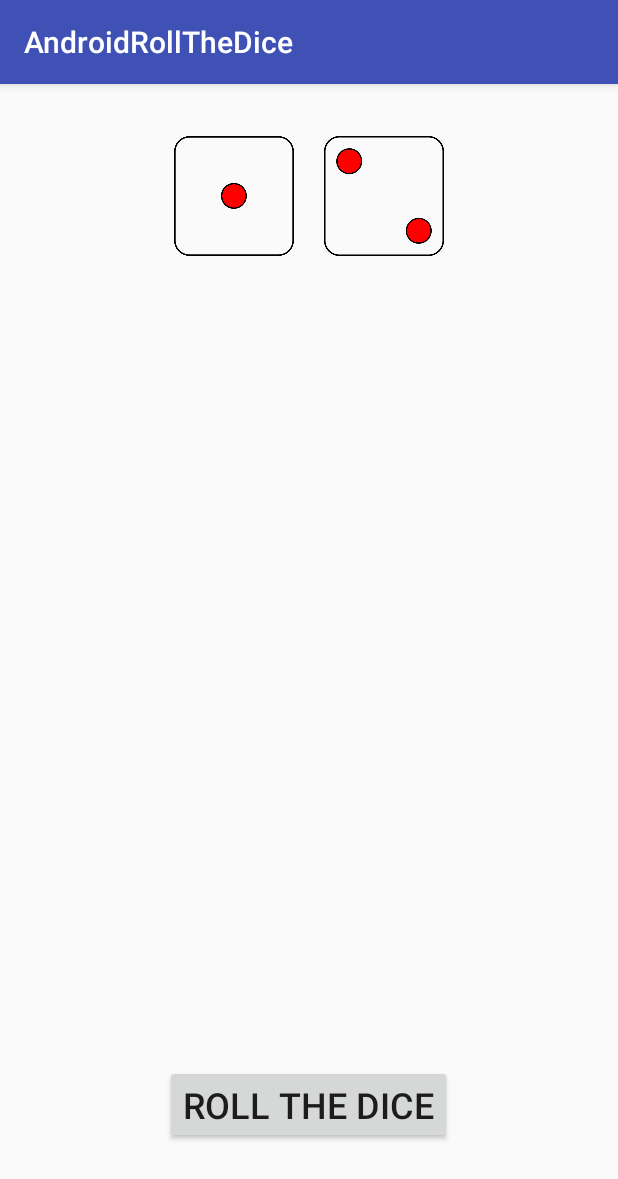
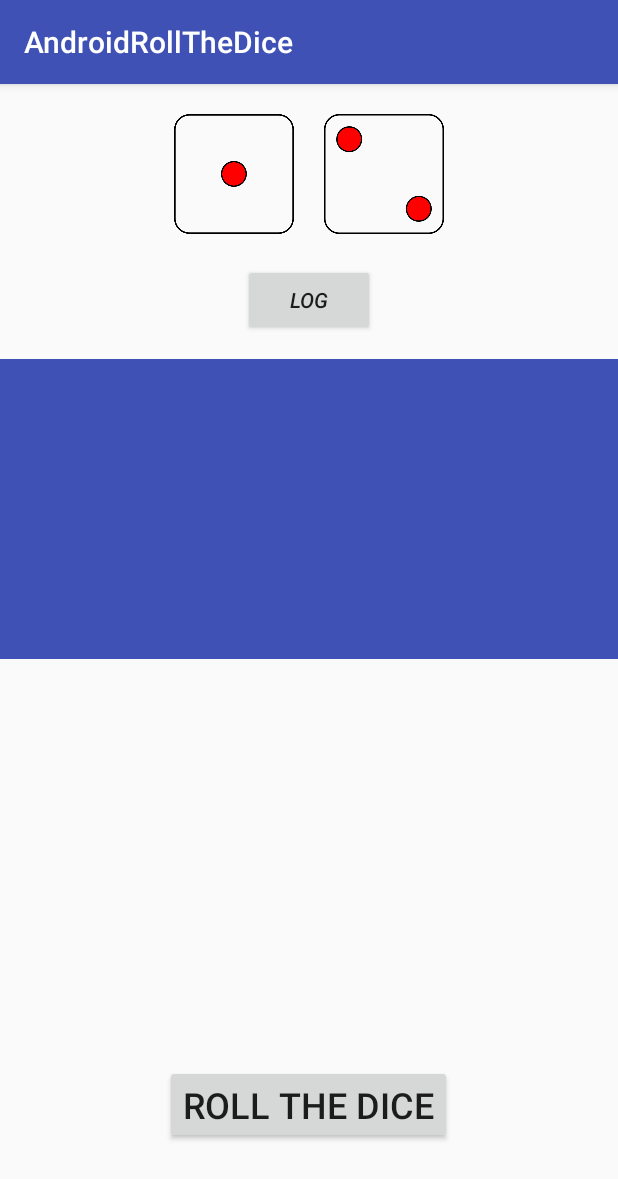
Before and after one commit to Sk0vgaard/AndroidRollTheDice, an Android app: the screen it shows after launch (MainActivity), on a phone screen of 412 x 824 dp. Shown: the top 1179 px of the screen. Run offline under Robolectric (Android 15) with nearby library versions, the phone set to English and light mode, and no system bars; 1 statement that could not run was skipped.

Commit message:
Refactor + setup for imgView.

```diff
--- a/app/src/main/java/com/example/skovgaard/androidrollthedice/MainActivity.java
+++ b/app/src/main/java/com/example/skovgaard/androidrollthedice/MainActivity.java
@@ -1,6 +1,7 @@
 package com.example.skovgaard.androidrollthedice;
 
 import android.content.Context;
+import android.graphics.Bitmap;
 import android.hardware.Sensor;
 import android.hardware.SensorEvent;
 import android.hardware.SensorEventListener;
@@ -12,16 +13,21 @@ import android.view.View;
 import android.view.animation.Animation;
 import android.view.animation.AnimationUtils;
 import android.widget.Button;
+import android.widget.Gallery;
 import android.widget.ImageView;
+import android.widget.ListView;
 import android.widget.Toast;
+import android.widget.Toolbar;
 
 import java.util.Random;
 
 public class MainActivity extends AppCompatActivity {
 
 
-    private Button rollDiceBtn;
+    private Button rollDiceBtn, logBtn;
     private ImageView dice1, dice2;
+    private ListView mListView;
+    private Toolbar mToolbar;
 
     private static final Random RANDOM = new Random();
 
@@ -40,16 +46,21 @@ public class MainActivity extends AppCompatActivity {
         super.onCreate(savedInstanceState);
         setContentView(R.layout.activity_main);
 
+        //XML
         rollDiceBtn = findViewById(R.id.rollDiceBtn);
+        logBtn = findViewById(R.id.logBtn);
         dice1 = findViewById(R.id.dice1);
         dice2 = findViewById(R.id.dice2);
+        mToolbar = findViewById(R.id.toolbar);
+        mListView = findViewById(R.id.diceLog);
 
+
+        //Sensor
         mSensorManager = (SensorManager) getSystemService(Context.SENSOR_SERVICE);
         mSensorManager.registerListener(mSensorListener, mSensorManager.getDefaultSensor(Sensor.TYPE_ACCELEROMETER), SensorManager.SENSOR_DELAY_NORMAL);
         mAccel = 0.00f;
         mAccelCurrent = SensorManager.GRAVITY_EARTH;
         mAccelLast = SensorManager.GRAVITY_EARTH;
-
         vibrator = (Vibrator) this.getSystemService(Context.VIBRATOR_SERVICE);
 
         rollDiceBtn.setOnClickListener(new View.OnClickListener() {
@@ -59,7 +70,17 @@ public class MainActivity extends AppCompatActivity {
             }
         });
 
+        logBtn.setOnClickListener(new View.OnClickListener() {
+            @Override
+            public void onClick(View view) {
+
+
+            }
+        });
+
     }
+
+
 
 
 
--- a/app/src/main/res/layout/activity_main.xml
+++ b/app/src/main/res/layout/activity_main.xml
@@ -8,11 +8,12 @@
     tools:context="com.example.skovgaard.androidrollthedice.MainActivity">
 
     <LinearLayout
-        android:layout_width="match_parent"
-        android:layout_height="130dp"
+        android:id="@+id/diceView"
+        android:layout_width="220dp"
+        android:layout_height="120dp"
         android:layout_centerHorizontal="true"
-        android:layout_marginTop="10dp"
         android:gravity="center"
+        android:scaleType="fitCenter"
         android:orientation="horizontal">
 
         <ImageView
@@ -41,4 +42,34 @@
         android:textAlignment="center"
         android:textSize="24sp" />
 
+    <Button
+        android:id="@+id/logBtn"
+        android:layout_width="wrap_content"
+        android:layout_height="wrap_content"
+        android:layout_below="@+id/diceView"
+        android:layout_centerHorizontal="true"
+        android:text="Log"
+        android:textAlignment="center"
+        android:textSize="14sp"
+        android:textStyle="italic" />
+
+    <android.support.v7.widget.Toolbar
+        android:id="@+id/toolbar"
+        android:layout_width="match_parent"
+        android:layout_height="200dp"
+        android:layout_alignParentStart="true"
+        android:layout_below="@+id/logBtn"
+        android:layout_marginTop="15dp"
+        android:background="?attr/colorPrimary"
+        android:minHeight="?attr/actionBarSize"
+        app:popupTheme="@style/ThemeOverlay.AppCompat.Light"
+        android:theme="@style/ThemeOverlay.AppCompat.Dark" />
+
+    <ListView
+        android:id="@+id/diceLog"
+        android:layout_width="match_parent"
+        android:layout_height="200dp"
+        android:layout_alignParentStart="true"
+        android:layout_alignTop="@+id/toolbar" />
+
 </RelativeLayout>
```
